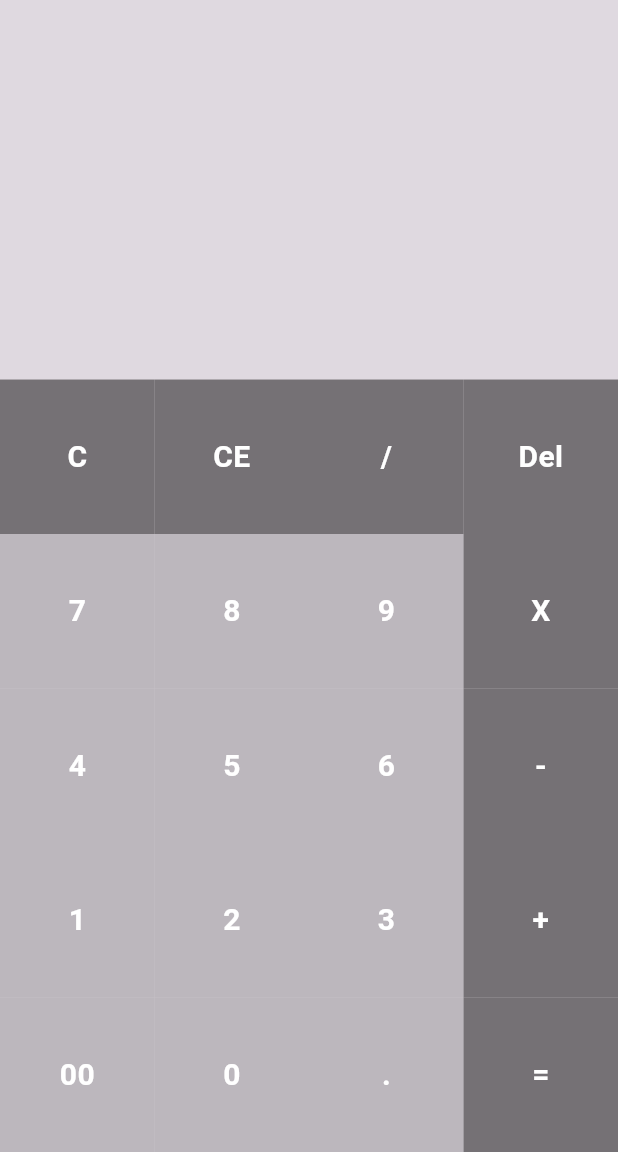
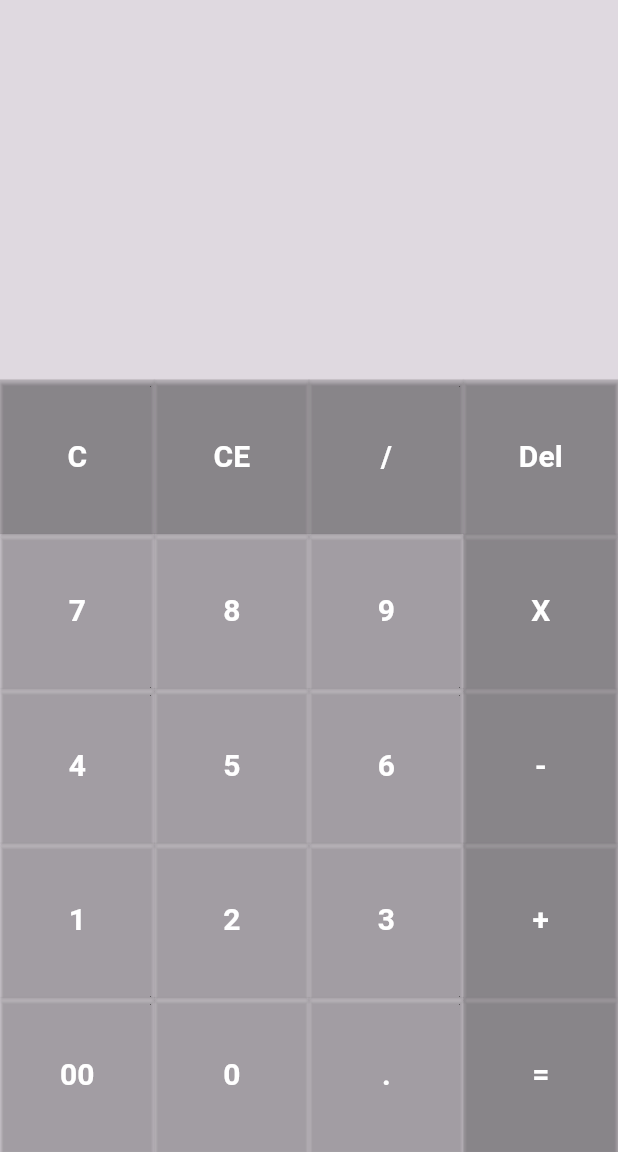
Before and after one commit to PLWEP/Flutter-Calculator, a Flutter app: the screen it shows after launch, on a phone screen of 412 x 824 dp, the part 84-1236 px from its top. Run offline on Flutter 3.47's test engine with Material 2 defaults, Android fonts, the phone set to English and light mode, and no system bars.

Commit message:
merubah struktur dan fix bug

```diff
--- a/lib/custom_button.dart
+++ b/lib/custom_button.dart
@@ -8,19 +8,23 @@ class CustomOperationButton extends StatelessWidget {
 
   @override
   Widget build(BuildContext context) {
-    return GestureDetector(
-      onTap: operation,
-      child: Container(
-        color: Colors.black54,
-        child: Center(
-          child: Text(
-            title,
-            style: TextStyle(
-              fontSize: 20,
-              fontWeight: FontWeight.bold,
-              color: Colors.white,
-            ),
+    return ElevatedButton(
+      onPressed: operation,
+      style: ButtonStyle(
+        backgroundColor: MaterialStateProperty.all(Colors.black26),
+        shape: MaterialStateProperty.all(
+          RoundedRectangleBorder(
+            borderRadius: BorderRadius.zero,
           ),
+        ),
+        tapTargetSize: MaterialTapTargetSize.shrinkWrap,
+      ),
+      child: Text(
+        title,
+        style: const TextStyle(
+          fontSize: 20,
+          fontWeight: FontWeight.bold,
+          color: Colors.white,
         ),
       ),
     );
--- a/lib/custom_number_button.dart
+++ b/lib/custom_number_button.dart
@@ -8,19 +8,23 @@ class CustomNumberButton extends StatelessWidget {
 
   @override
   Widget build(BuildContext context) {
-    return GestureDetector(
-      onTap: operation,
-      child: Container(
-        color: Colors.black26,
-        child: Center(
-          child: Text(
-            title,
-            style: TextStyle(
-              fontSize: 20,
-              fontWeight: FontWeight.bold,
-              color: Colors.white,
-            ),
+    return ElevatedButton(
+      onPressed: operation,
+      style: ButtonStyle(
+        backgroundColor: MaterialStateProperty.all(Colors.black12),
+        shape: MaterialStateProperty.all(
+          RoundedRectangleBorder(
+            borderRadius: BorderRadius.zero,
           ),
+        ),
+        tapTargetSize: MaterialTapTargetSize.shrinkWrap,
+      ),
+      child: Text(
+        title,
+        style: const TextStyle(
+          fontSize: 20,
+          fontWeight: FontWeight.bold,
+          color: Colors.white,
         ),
       ),
     );
--- a/lib/main.dart
+++ b/lib/main.dart
@@ -61,7 +61,7 @@ class _MyHomePageState extends State<MyHomePage> {
 
   void inputOperator(String value) => setState(
         () {
-          if (field1 == "") {
+          if (field1 == "" && field2 != "") {
             field1 = field2;
             operator = value;
             field2 = "";
@@ -126,7 +126,7 @@ class _MyHomePageState extends State<MyHomePage> {
             } else {
               operator = value;
             }
-          } else {
+          } else if (field1 != "" && field2 == "") {
             operator = value;
           }
         },
```
